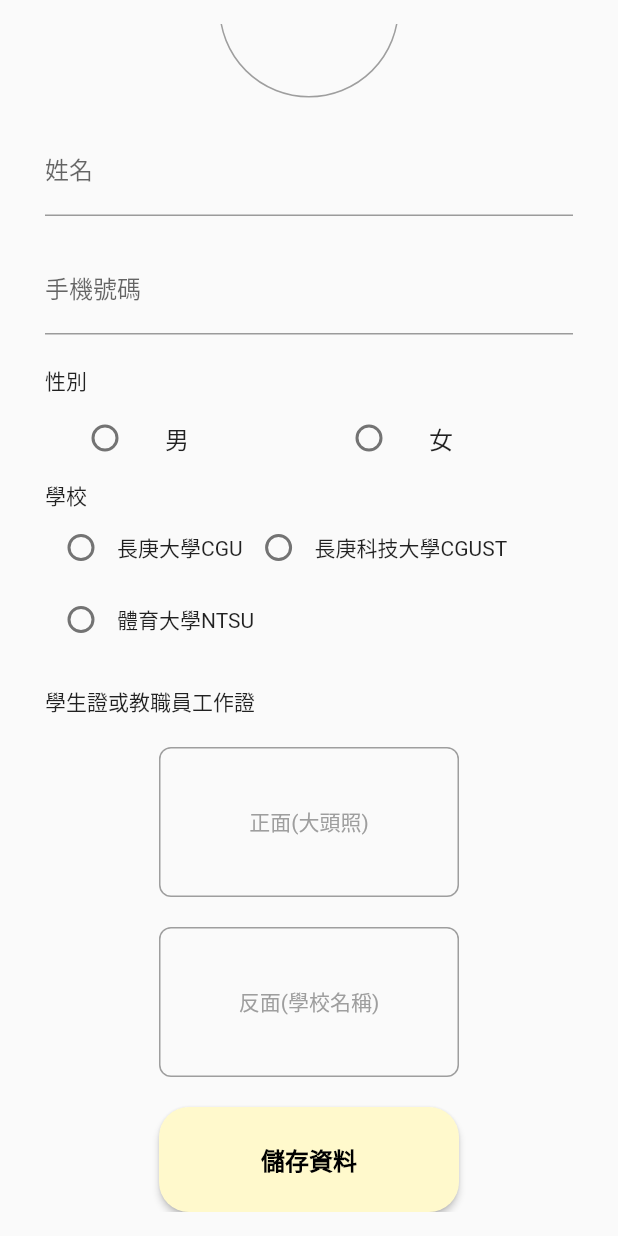
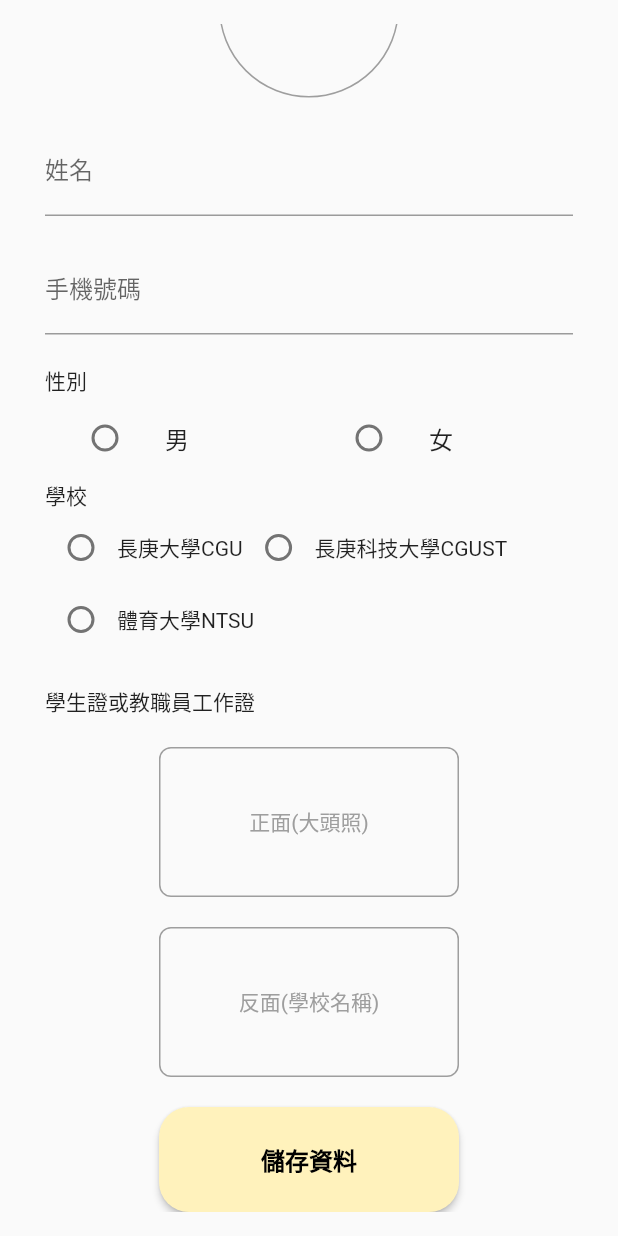
Before and after one commit to DraggyChen/pickup_flutter_app, a Flutter app: the PersonalData screen opened directly, scrolled down 159 dp, on a phone screen of 412 x 824 dp. Run offline on Flutter 3.47's test engine with Material 2 defaults, Android fonts, the light colour scheme and no system bars; our stand-ins replace image_picker, mask_text_input_formatter; statements that could not run were skipped.

Commit message:
註冊畫面：BUTTON顏色修改

```diff
--- a/lib/register/personal_data.dart
+++ b/lib/view/register/personal_data.dart
@@ -209,9 +209,8 @@ class _PersonalDataState extends State<PersonalData> {
                     style: CustomStyles.ButtonContentStyle,
                   ),
                   style: ElevatedButton.styleFrom(
-                    // foregroundColor: Colors.black,
-                    //R255 G249 B204
-                    backgroundColor: Color.fromRGBO(255, 249, 204, 1),
+                    //255, 242, 188
+                    backgroundColor: Color.fromRGBO(255, 242, 188, 1),
                     fixedSize: Size(200, 70),
                     shape: RoundedRectangleBorder(
                       borderRadius: BorderRadius.circular(20),
```
